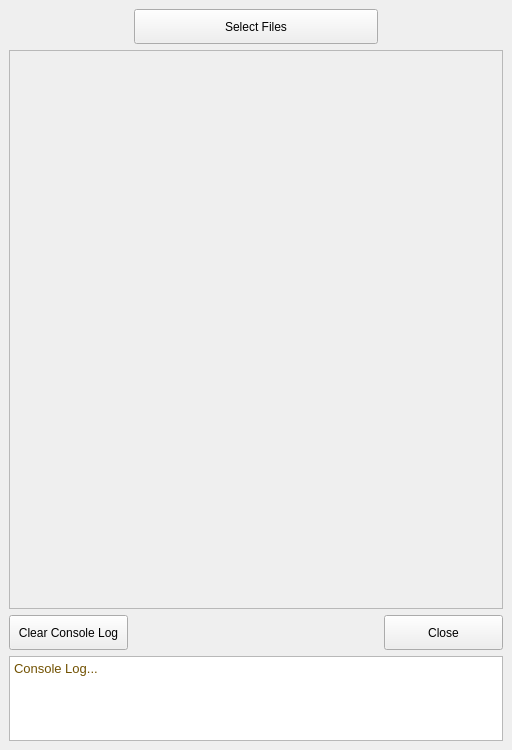
The window that _import_textures/importTextures.ui (BlakeXYZ/Unreal-Engine-Tools) describes before a commit, drawn with Qt 5.
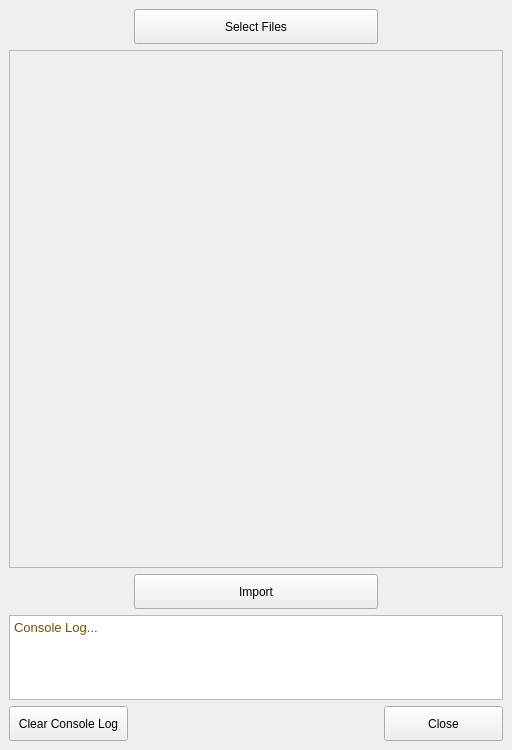
The same window after the commit.

Commit message: wip - polishing UX

The edit to the form file:
```diff
--- a/_import_textures/importTextures.ui
+++ b/_import_textures/importTextures.ui
@@ -42,7 +42,7 @@
          <x>0</x>
          <y>0</y>
          <width>492</width>
-         <height>551</height>
+         <height>510</height>
         </rect>
        </property>
        <layout class="QVBoxLayout" name="verticalLayout">
@@ -66,7 +66,7 @@
       </widget>
      </widget>
     </item>
-    <item row="4" column="1">
+    <item row="5" column="1">
      <spacer name="horizontalSpacer">
       <property name="orientation">
        <enum>Qt::Horizontal</enum>
@@ -82,36 +82,7 @@
       </property>
      </spacer>
     </item>
-    <item row="4" column="0">
-     <spacer name="horizontalSpacer_2">
-      <property name="orientation">
-       <enum>Qt::Horizontal</enum>
-      </property>
-      <property name="sizeType">
-       <enum>QSizePolicy::MinimumExpanding</enum>
-      </property>
-      <property name="sizeHint" stdset="0">
-       <size>
-        <width>40</width>
-        <height>0</height>
-       </size>
-      </property>
-     </spacer>
-    </item>
-    <item row="0" column="1" colspan="2">
-     <widget class="QPushButton" name="btn_openFiles">
-      <property name="minimumSize">
-       <size>
-        <width>0</width>
-        <height>35</height>
-       </size>
-      </property>
-      <property name="text">
-       <string>Select Files</string>
-      </property>
-     </widget>
-    </item>
-    <item row="4" column="3">
+    <item row="5" column="3">
      <spacer name="horizontalSpacer_4">
       <property name="orientation">
        <enum>Qt::Horizontal</enum>
@@ -124,19 +95,6 @@
       </property>
      </spacer>
     </item>
-    <item row="2" column="3">
-     <widget class="QPushButton" name="btn_closeWindow">
-      <property name="minimumSize">
-       <size>
-        <width>0</width>
-        <height>35</height>
-       </size>
-      </property>
-      <property name="text">
-       <string>Close</string>
-      </property>
-     </widget>
-    </item>
     <item row="3" column="0" colspan="4">
      <widget class="QTextEdit" name="textEdit_consoleLog">
       <property name="sizePolicy">
@@ -166,7 +124,36 @@
       </property>
      </widget>
     </item>
-    <item row="4" column="2">
+    <item row="0" column="1" colspan="2">
+     <widget class="QPushButton" name="btn_openFiles">
+      <property name="minimumSize">
+       <size>
+        <width>0</width>
+        <height>35</height>
+       </size>
+      </property>
+      <property name="text">
+       <string>Select Files</string>
+      </property>
+     </widget>
+    </item>
+    <item row="5" column="0">
+     <spacer name="horizontalSpacer_2">
+      <property name="orientation">
+       <enum>Qt::Horizontal</enum>
+      </property>
+      <property name="sizeType">
+       <enum>QSizePolicy::MinimumExpanding</enum>
+      </property>
+      <property name="sizeHint" stdset="0">
+       <size>
+        <width>40</width>
+        <height>0</height>
+       </size>
+      </property>
+     </spacer>
+    </item>
+    <item row="5" column="2">
      <spacer name="horizontalSpacer_3">
       <property name="orientation">
        <enum>Qt::Horizontal</enum>
@@ -179,7 +166,7 @@
       </property>
      </spacer>
     </item>
-    <item row="2" column="0">
+    <item row="4" column="0">
      <widget class="QPushButton" name="btn_clearConsole">
       <property name="minimumSize">
        <size>
@@ -192,6 +179,35 @@
       </property>
      </widget>
     </item>
+    <item row="4" column="3">
+     <widget class="QPushButton" name="btn_closeWindow">
+      <property name="minimumSize">
+       <size>
+        <width>0</width>
+        <height>35</height>
+       </size>
+      </property>
+      <property name="text">
+       <string>Close</string>
+      </property>
+     </widget>
+    </item>
+    <item row="2" column="1" colspan="2">
+     <widget class="QPushButton" name="btn_importFiles">
+      <property name="enabled">
+       <bool>true</bool>
+      </property>
+      <property name="minimumSize">
+       <size>
+        <width>0</width>
+        <height>35</height>
+       </size>
+      </property>
+      <property name="text">
+       <string>Import</string>
+      </property>
+     </widget>
+    </item>
    </layout>
   </widget>
  </widget>
```
The commit also changes 1 other file.
